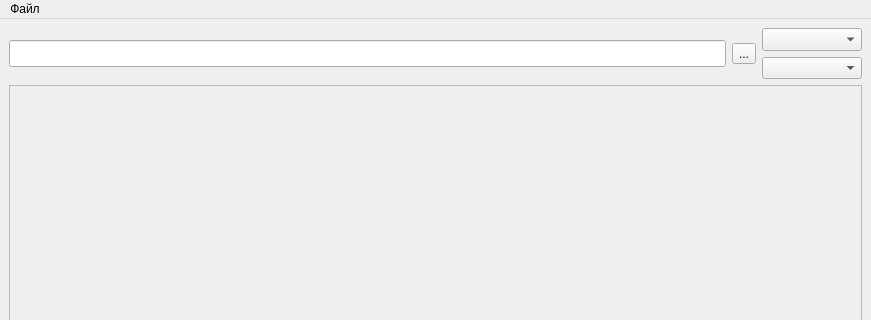
Old version of the form ui/crypto_window.ui in the repository maksiplus19/crypto; both pictures show x 0 to 871 and y 0 to 320 of the 871 by 600 pixel window.
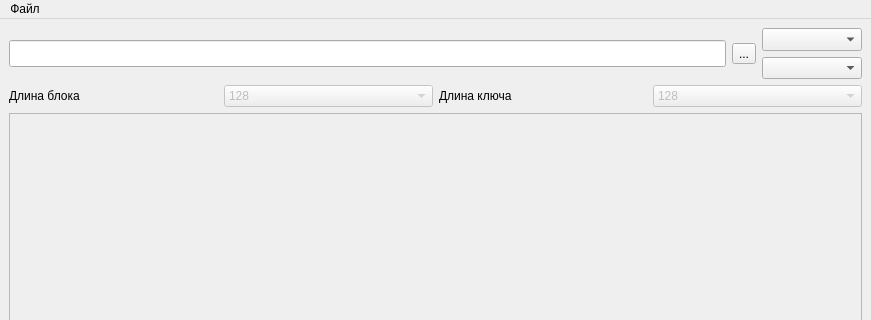
New version of the form.

```diff
--- a/ui/crypto_window.ui
+++ b/ui/crypto_window.ui
@@ -75,6 +75,68 @@
       </item>
      </layout>
     </item>
+    <item>
+     <layout class="QHBoxLayout" name="horizontalLayout_2">
+      <item>
+       <widget class="QLabel" name="label">
+        <property name="text">
+         <string>Длина блока</string>
+        </property>
+       </widget>
+      </item>
+      <item>
+       <widget class="QComboBox" name="block_size_box">
+        <property name="enabled">
+         <bool>false</bool>
+        </property>
+        <item>
+         <property name="text">
+          <string>128</string>
+         </property>
+        </item>
+        <item>
+         <property name="text">
+          <string>192</string>
+         </property>
+        </item>
+        <item>
+         <property name="text">
+          <string>256</string>
+         </property>
+        </item>
+       </widget>
+      </item>
+      <item>
+       <widget class="QLabel" name="label_2">
+        <property name="text">
+         <string>Длина ключа</string>
+        </property>
+       </widget>
+      </item>
+      <item>
+       <widget class="QComboBox" name="key_size_box">
+        <property name="enabled">
+         <bool>false</bool>
+        </property>
+        <item>
+         <property name="text">
+          <string>128</string>
+         </property>
+        </item>
+        <item>
+         <property name="text">
+          <string>192</string>
+         </property>
+        </item>
+        <item>
+         <property name="text">
+          <string>256</string>
+         </property>
+        </item>
+       </widget>
+      </item>
+     </layout>
+    </item>
     <item>
      <widget class="QScrollArea" name="scrollArea">
       <property name="widgetResizable">
@@ -86,7 +148,7 @@
          <x>0</x>
          <y>0</y>
          <width>851</width>
-         <height>501</height>
+         <height>473</height>
         </rect>
        </property>
        <layout class="QGridLayout" name="gridLayout">
```
Left out of the diff: 2 changed lines with no effect on the pictures.
